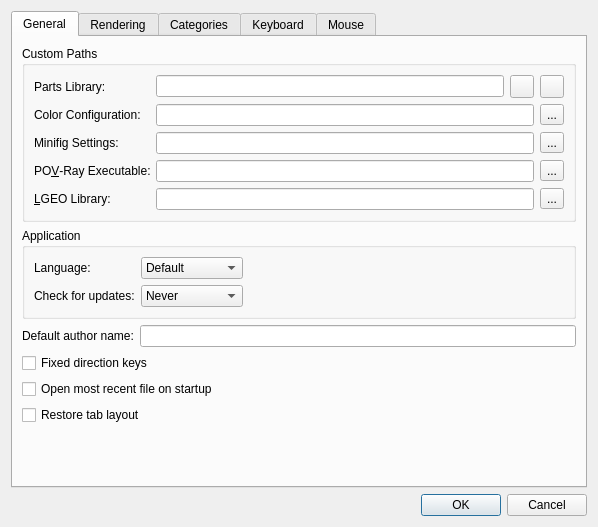
The window that qt/lc_qpreferencesdialog.ui (leozide/leocad) describes before a commit, drawn with Qt 5.
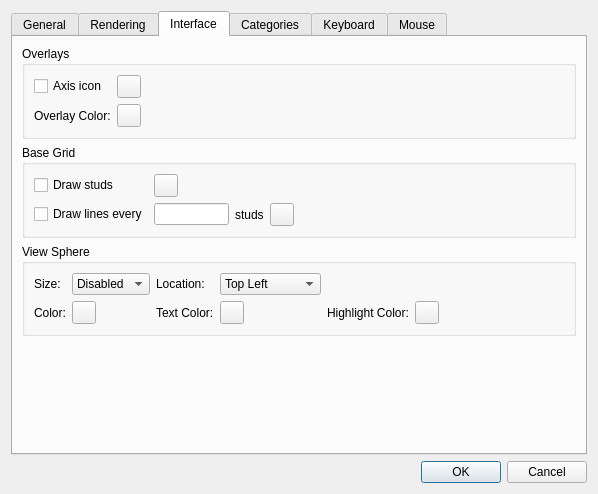
The same window after the commit. The open tabs and pages were chosen to show the change. Icons and pictures are not drawn.

Commit message: Added option to select the overlay and axis colors. Fixes #464.

What changed in the file:
```diff
--- a/qt/lc_qpreferencesdialog.ui
+++ b/qt/lc_qpreferencesdialog.ui
@@ -486,6 +486,76 @@
         </widget>
        </item>
        <item>
+        <spacer name="verticalSpacer">
+         <property name="orientation">
+          <enum>Qt::Vertical</enum>
+         </property>
+         <property name="sizeHint" stdset="0">
+          <size>
+           <width>20</width>
+           <height>40</height>
+          </size>
+         </property>
+        </spacer>
+       </item>
+      </layout>
+     </widget>
+     <widget class="QWidget" name="tab">
+      <attribute name="title">
+       <string>Interface</string>
+      </attribute>
+      <layout class="QVBoxLayout" name="verticalLayout_13">
+       <item>
+        <widget class="QGroupBox" name="groupBox_6">
+         <property name="title">
+          <string>Overlays</string>
+         </property>
+         <layout class="QGridLayout" name="gridLayout_3">
+          <item row="0" column="1">
+           <widget class="QToolButton" name="AxesColorButton">
+            <property name="text">
+             <string/>
+            </property>
+           </widget>
+          </item>
+          <item row="0" column="0">
+           <widget class="QCheckBox" name="AxisIconCheckBox">
+            <property name="text">
+             <string>Axis icon</string>
+            </property>
+           </widget>
+          </item>
+          <item row="0" column="2">
+           <spacer name="horizontalSpacer_7">
+            <property name="orientation">
+             <enum>Qt::Horizontal</enum>
+            </property>
+            <property name="sizeHint" stdset="0">
+             <size>
+              <width>40</width>
+              <height>20</height>
+             </size>
+            </property>
+           </spacer>
+          </item>
+          <item row="1" column="0">
+           <widget class="QLabel" name="label_2">
+            <property name="text">
+             <string>Overlay Color:</string>
+            </property>
+           </widget>
+          </item>
+          <item row="1" column="1">
+           <widget class="QToolButton" name="OverlayColorButton">
+            <property name="text">
+             <string/>
+            </property>
+           </widget>
+          </item>
+         </layout>
+        </widget>
+       </item>
+       <item>
         <widget class="QGroupBox" name="groupBox_4">
          <property name="title">
           <string>Base Grid</string>
@@ -553,13 +623,13 @@
         </widget>
        </item>
        <item>
-        <widget class="QGroupBox" name="ViewSphereGroup">
+        <widget class="QGroupBox" name="ViewSphereGroup_2">
          <property name="title">
           <string>View Sphere</string>
          </property>
-         <layout class="QGridLayout" name="gridLayout_3">
+         <layout class="QGridLayout" name="gridLayout_5">
           <item row="0" column="7">
-           <spacer name="horizontalSpacer_7">
+           <spacer name="horizontalSpacer_9">
             <property name="orientation">
              <enum>Qt::Horizontal</enum>
             </property>
@@ -596,14 +666,14 @@
            </widget>
           </item>
           <item row="2" column="5">
-           <widget class="QLabel" name="label_16">
+           <widget class="QLabel" name="label_20">
             <property name="text">
              <string>Highlight Color:</string>
             </property>
            </widget>
           </item>
           <item row="0" column="0">
-           <widget class="QLabel" name="label_8">
+           <widget class="QLabel" name="label_21">
             <property name="text">
              <string>Size:</string>
             </property>
@@ -617,7 +687,7 @@
            </widget>
           </item>
           <item row="2" column="0">
-           <widget class="QLabel" name="label_14">
+           <widget class="QLabel" name="label_22">
             <property name="text">
              <string>Color:</string>
             </property>
@@ -631,14 +701,14 @@
            </widget>
           </item>
           <item row="2" column="2">
-           <widget class="QLabel" name="label_15">
+           <widget class="QLabel" name="label_23">
             <property name="text">
              <string>Text Color:</string>
             </property>
            </widget>
           </item>
           <item row="0" column="2">
-           <widget class="QLabel" name="label_6">
+           <widget class="QLabel" name="label_24">
             <property name="text">
              <string>Location:</string>
             </property>
@@ -679,7 +749,7 @@
         </widget>
        </item>
        <item>
-        <spacer name="verticalSpacer">
+        <spacer name="verticalSpacer_2">
          <property name="orientation">
           <enum>Qt::Vertical</enum>
          </property>
```
Left out of the diff: 76 changed lines with no effect on the pictures. The commit also changes 6 other files.
